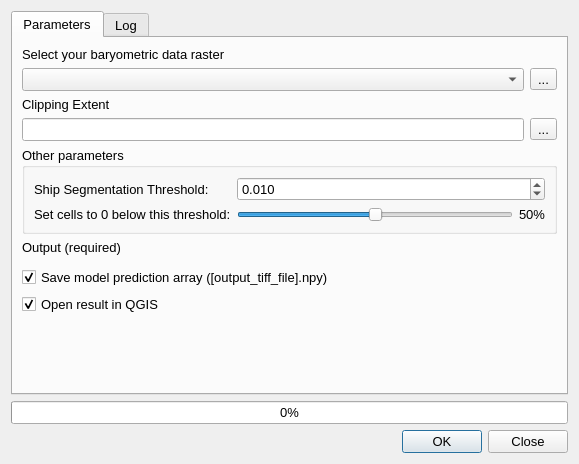
Above: qgisplugin/interfaces/my_gui.ui from umfieldrobotics/ShipwreckFinderQGISPlugin before the change. Below: the same form after it.
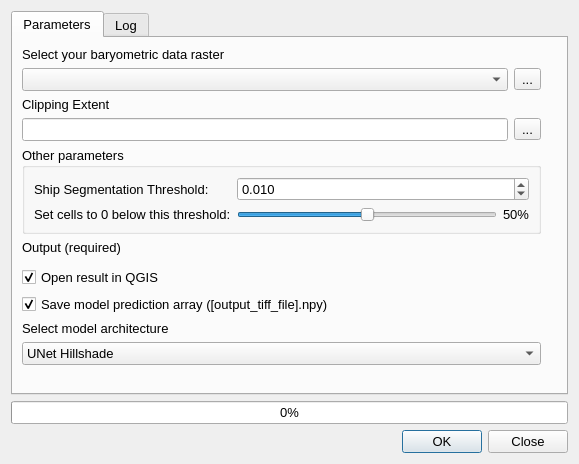
That is the form after the change. Icons and pictures are not drawn. Custom widgets are drawn as their Qt base class.

Commit message: dropdown to select model architecture, backend handles all models as well

The edit to the form file:
```diff
--- a/qgisplugin/interfaces/my_gui.ui
+++ b/qgisplugin/interfaces/my_gui.ui
@@ -105,8 +105,8 @@
           <attribute name="title">
            <string>Parameters</string>
           </attribute>
-          <layout class="QVBoxLayout" name="verticalLayout_3">
-           <item>
+          <layout class="QGridLayout" name="gridLayout_2">
+           <item row="0" column="0">
             <widget class="QLabel" name="label_3">
              <property name="font">
               <font>
@@ -118,7 +118,7 @@
              </property>
             </widget>
            </item>
-           <item>
+           <item row="1" column="0">
             <layout class="QHBoxLayout" name="horizontalLayout_3">
              <item>
               <widget class="QgsMapLayerComboBox" name="imageDropDown">
@@ -141,7 +141,7 @@
              </item>
             </layout>
            </item>
-           <item>
+           <item row="2" column="0">
             <widget class="QLabel" name="label_31">
              <property name="font">
               <font>
@@ -153,7 +153,7 @@
              </property>
             </widget>
            </item>
-           <item>
+           <item row="3" column="0">
             <layout class="QHBoxLayout" name="horizontalLayout_31">
              <item>
               <widget class="QLineEdit" name="extentText">
@@ -173,7 +173,7 @@
              </item>
             </layout>
            </item>
-           <item>
+           <item row="4" column="0">
             <widget class="QgsCollapsibleGroupBox" name="mGroupBox">
              <property name="enabled">
               <bool>true</bool>
@@ -282,7 +282,7 @@
              </layout>
             </widget>
            </item>
-           <item>
+           <item row="5" column="0">
             <widget class="QLabel" name="label_2">
              <property name="font">
               <font>
@@ -301,22 +301,7 @@
              </property>
             </widget>
            </item>
-           <item>
-            <widget class="QCheckBox" name="savePredictionCheckBox">
-             <property name="font">
-              <font>
-               <pointsize>10</pointsize>
-              </font>
-             </property>
-             <property name="text">
-              <string>Save model prediction array ([output_tiff_file].npy)</string>
-             </property>
-             <property name="checked">
-              <bool>true</bool>
-             </property>
-            </widget>
-           </item>
-           <item>
+           <item row="7" column="0">
             <widget class="QCheckBox" name="openCheckBox">
              <property name="font">
               <font>
@@ -331,14 +316,71 @@
              </property>
             </widget>
            </item>
-           <item>
+           <item row="8" column="0" colspan="2">
+            <widget class="QCheckBox" name="savePredictionCheckBox">
+             <property name="font">
+              <font>
+               <pointsize>10</pointsize>
+              </font>
+             </property>
+             <property name="text">
+              <string>Save model prediction array ([output_tiff_file].npy)</string>
+             </property>
+             <property name="checked">
+              <bool>true</bool>
+             </property>
+            </widget>
+           </item>
+           <item row="9" column="0">
+            <widget class="QLabel" name="label_32">
+             <property name="font">
+              <font>
+               <pointsize>10</pointsize>
+              </font>
+             </property>
+             <property name="text">
+              <string>Select model architecture</string>
+             </property>
+            </widget>
+           </item>
+           <item row="10" column="0">
+            <widget class="QComboBox" name="modelDropdown">
+             <property name="maxCount">
+              <number>2147483646</number>
+             </property>
+             <property name="minimumContentsLength">
+              <number>0</number>
+             </property>
+             <item>
+              <property name="text">
+               <string>UNet Hillshade</string>
+              </property>
+             </item>
+             <item>
+              <property name="text">
+               <string>UNet</string>
+              </property>
+             </item>
+             <item>
+              <property name="text">
+               <string>HRNet</string>
+              </property>
+             </item>
+             <item>
+              <property name="text">
+               <string>BASNet</string>
+              </property>
+             </item>
+            </widget>
+           </item>
+           <item row="11" column="1">
             <spacer name="verticalSpacer">
              <property name="orientation">
               <enum>Qt::Vertical</enum>
              </property>
              <property name="sizeHint" stdset="0">
               <size>
-               <width>20</width>
+               <width>10</width>
                <height>40</height>
               </size>
              </property>
```
Left out of the diff: 2 changed lines with no effect on the pictures. The commit also changes 4 other files.
